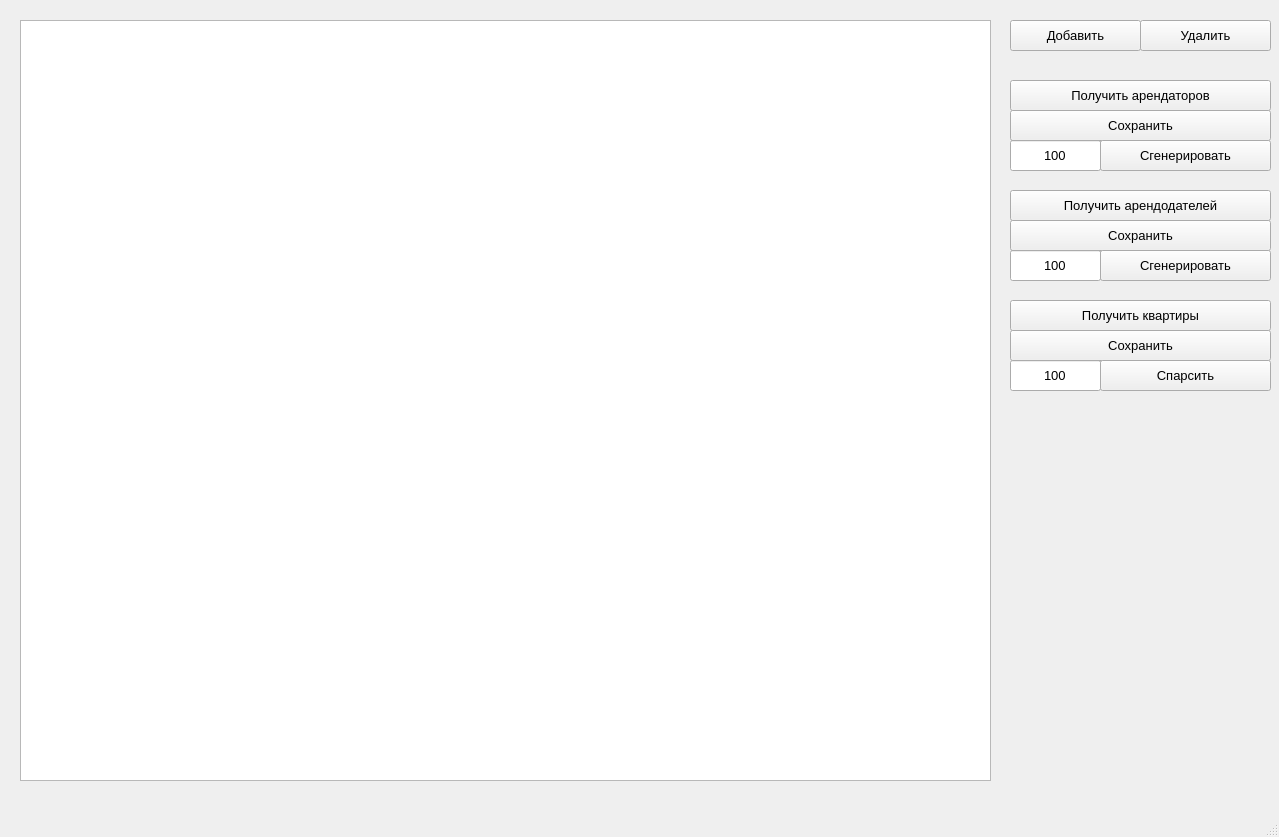
Above: src/admin_panel/design.ui from ilyasssklimov/bmstu_CourseProjectDB before the change. Below: the same form after it.
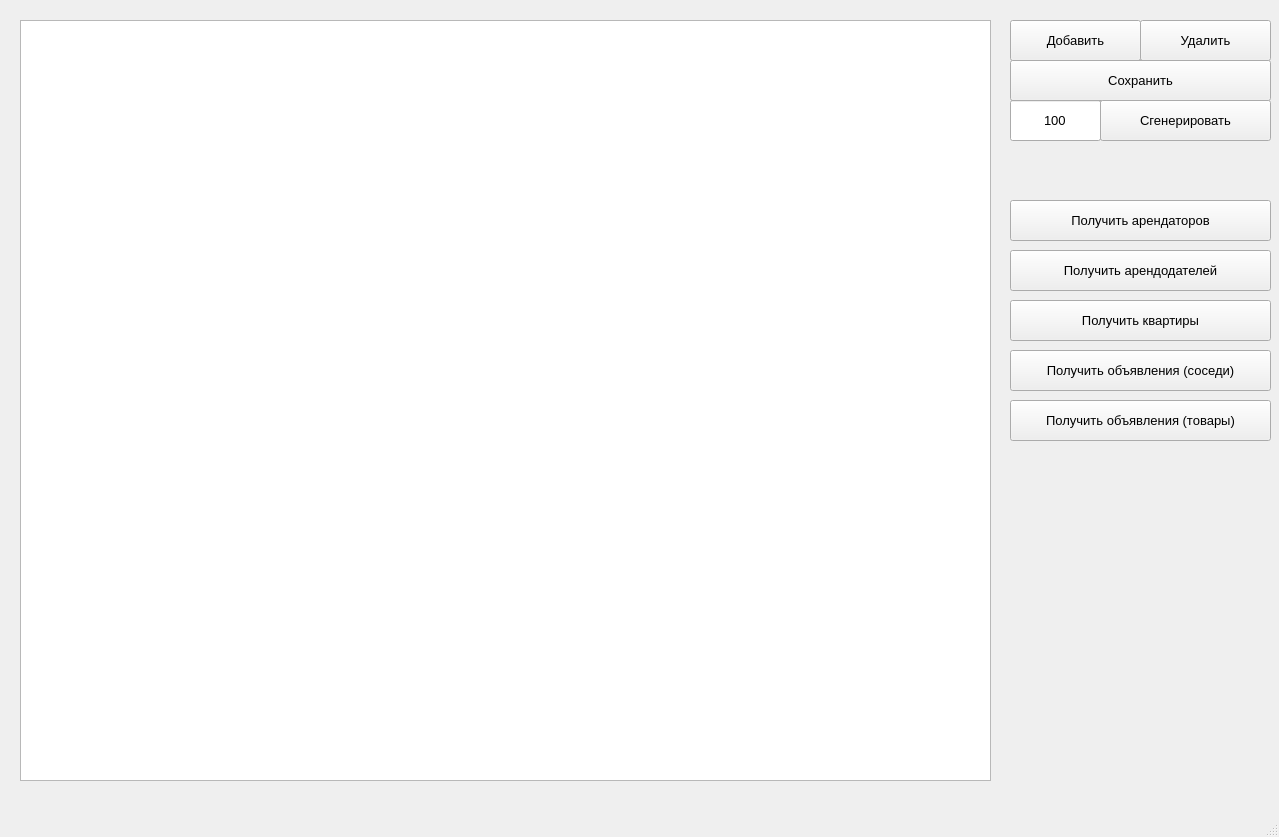
That is the form after the change.

Commit message: delete extra buttons && refactor admin code && add neighbors

Diff of the .ui file:
```diff
--- a/src/admin_panel/design.ui
+++ b/src/admin_panel/design.ui
@@ -18,9 +18,9 @@
     <property name="geometry">
      <rect>
       <x>1010</x>
-      <y>80</y>
+      <y>200</y>
       <width>261</width>
-      <height>31</height>
+      <height>41</height>
      </rect>
     </property>
     <property name="font">
@@ -38,7 +38,7 @@
       <x>1010</x>
       <y>20</y>
       <width>131</width>
-      <height>31</height>
+      <height>41</height>
      </rect>
     </property>
     <property name="font">
@@ -56,7 +56,7 @@
       <x>1140</x>
       <y>20</y>
       <width>131</width>
-      <height>31</height>
+      <height>41</height>
      </rect>
     </property>
     <property name="font">
@@ -72,9 +72,9 @@
     <property name="geometry">
      <rect>
       <x>1010</x>
-      <y>110</y>
+      <y>60</y>
       <width>261</width>
-      <height>31</height>
+      <height>41</height>
      </rect>
     </property>
     <property name="font">
@@ -100,9 +100,9 @@
     <property name="geometry">
      <rect>
       <x>1010</x>
-      <y>190</y>
+      <y>250</y>
       <width>261</width>
-      <height>31</height>
+      <height>41</height>
      </rect>
     </property>
     <property name="font">
@@ -117,28 +117,10 @@
    <widget class="QPushButton" name="landlordSavBtn">
     <property name="geometry">
      <rect>
-      <x>1010</x>
-      <y>220</y>
-      <width>261</width>
-      <height>31</height>
-     </rect>
-    </property>
-    <property name="font">
-     <font>
-      <pointsize>10</pointsize>
-     </font>
-    </property>
-    <property name="text">
-     <string>Сохранить</string>
-    </property>
-   </widget>
-   <widget class="QPushButton" name="tenantGenBtn">
-    <property name="geometry">
-     <rect>
       <x>1100</x>
-      <y>140</y>
+      <y>100</y>
       <width>171</width>
-      <height>31</height>
+      <height>41</height>
      </rect>
     </property>
     <property name="font">
@@ -150,31 +132,13 @@
      <string>Сгенерировать</string>
     </property>
    </widget>
-   <widget class="QPushButton" name="landlordGenBtn">
+   <widget class="QLineEdit" name="lineEdit">
     <property name="geometry">
      <rect>
-      <x>1100</x>
-      <y>250</y>
-      <width>171</width>
-      <height>31</height>
-     </rect>
-    </property>
-    <property name="font">
-     <font>
-      <pointsize>10</pointsize>
-     </font>
-    </property>
-    <property name="text">
-     <string>Сгенерировать</string>
-    </property>
-   </widget>
-   <widget class="QLineEdit" name="tenantLinEdit">
-    <property name="geometry">
-     <rect>
       <x>1010</x>
-      <y>140</y>
+      <y>100</y>
       <width>91</width>
-      <height>31</height>
+      <height>41</height>
      </rect>
     </property>
     <property name="font">
@@ -189,55 +153,13 @@
      <set>Qt::AlignCenter</set>
     </property>
    </widget>
-   <widget class="QLineEdit" name="landlordLinEdit">
-    <property name="geometry">
-     <rect>
-      <x>1010</x>
-      <y>250</y>
-      <width>91</width>
-      <height>31</height>
-     </rect>
-    </property>
-    <property name="font">
-     <font>
-      <pointsize>10</pointsize>
-     </font>
-    </property>
-    <property name="text">
-     <string>100</string>
-    </property>
-    <property name="alignment">
-     <set>Qt::AlignCenter</set>
-    </property>
-   </widget>
-   <widget class="QLineEdit" name="flatLinEdit">
-    <property name="geometry">
-     <rect>
-      <x>1010</x>
-      <y>360</y>
-      <width>91</width>
-      <height>31</height>
-     </rect>
-    </property>
-    <property name="font">
-     <font>
-      <pointsize>10</pointsize>
-     </font>
-    </property>
-    <property name="text">
-     <string>100</string>
-    </property>
-    <property name="alignment">
-     <set>Qt::AlignCenter</set>
-    </property>
-   </widget>
-   <widget class="QPushButton" name="flatGetBtn">
+   <widget class="QPushButton" name="getFlatBtn">
     <property name="geometry">
      <rect>
       <x>1010</x>
       <y>300</y>
       <width>261</width>
-      <height>31</height>
+      <height>41</height>
      </rect>
     </property>
     <property name="font">
@@ -253,9 +175,9 @@
     <property name="geometry">
      <rect>
       <x>1010</x>
-      <y>330</y>
+      <y>350</y>
       <width>261</width>
-      <height>31</height>
+      <height>41</height>
      </rect>
     </property>
     <property name="font">
@@ -264,16 +186,16 @@
      </font>
     </property>
     <property name="text">
-     <string>Сохранить</string>
+     <string>Получить объявления (соседи)</string>
     </property>
    </widget>
    <widget class="QPushButton" name="flatGenBtn">
     <property name="geometry">
      <rect>
-      <x>1100</x>
-      <y>360</y>
-      <width>171</width>
-      <height>31</height>
+      <x>1010</x>
+      <y>400</y>
+      <width>261</width>
+      <height>41</height>
      </rect>
     </property>
     <property name="font">
@@ -282,7 +204,7 @@
      </font>
     </property>
     <property name="text">
-     <string>Спарсить</string>
+     <string>Получить объявления (товары)</string>
     </property>
    </widget>
   </widget>
```
Left out of the diff: 12 changed lines with no effect on the pictures. The commit also changes 2 other files.
